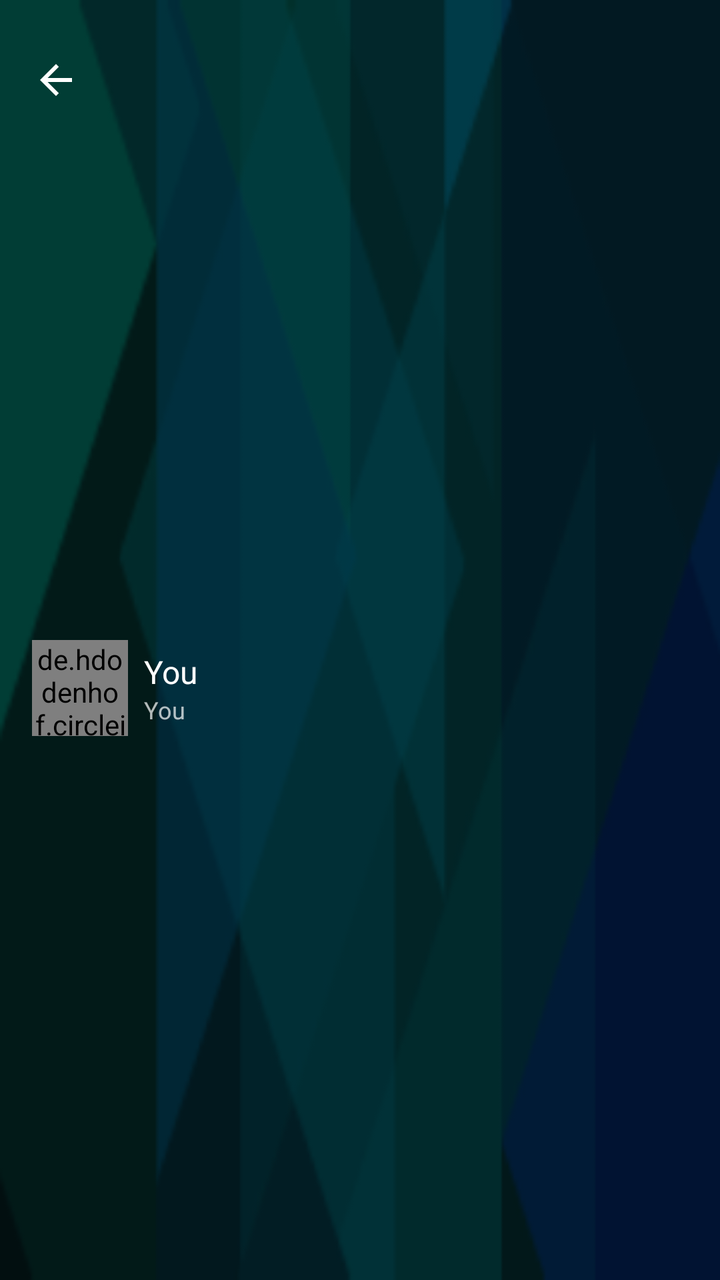
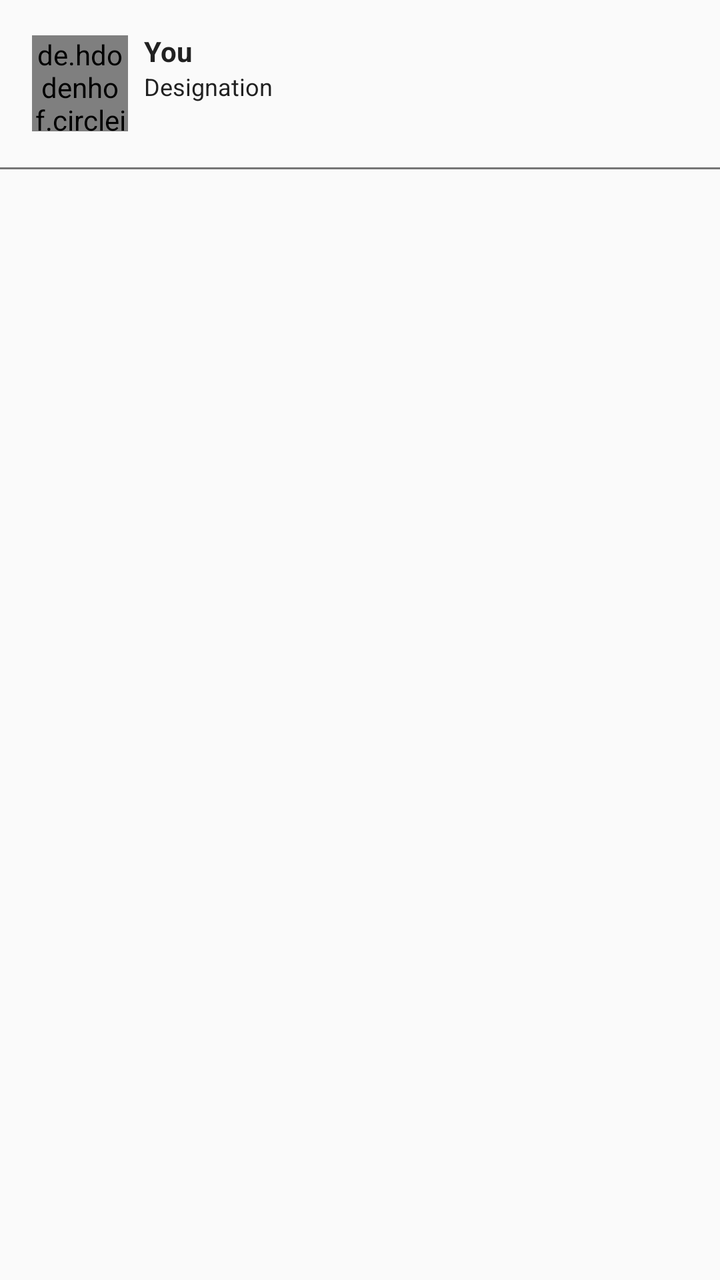

The first picture is an Android layout as it rendered before a commit; the second is the same layout after the commit. The layout source and the unified diff follow.
<!-- AndroidManifest.xml: application theme AppTheme -->
<!-- res/layout/nav_header_main.xml -->
<?xml version="1.0" encoding="utf-8"?>
<LinearLayout xmlns:android="http://schemas.android.com/apk/res/android"
              xmlns:app="http://schemas.android.com/apk/res-auto"
              android:layout_width="match_parent"
              android:layout_height="160dp"
              android:background="@mipmap/bgx"
              android:orientation="vertical"
              android:paddingBottom="@dimen/activity_vertical_margin"
              android:paddingLeft="@dimen/activity_horizontal_margin"
              android:paddingRight="@dimen/activity_horizontal_margin"
              android:paddingTop="@dimen/activity_vertical_margin"
              android:theme="@style/ThemeOverlay.AppCompat.Dark">

    <ImageView
        android:id="@+id/menuIcon1"
        android:layout_width="48dp"
        android:layout_height="48dp"
        android:background="@color/transparent"
        android:filterTouchesWhenObscured="true"
        android:paddingBottom="12dp"
        android:paddingTop="12dp"
        android:scaleType="fitStart"
        android:src="@mipmap/back"/>

    <LinearLayout
        android:layout_width="match_parent"
        android:layout_height="match_parent"
        android:layout_gravity="bottom"
        android:gravity="center"
        android:orientation="horizontal">

        <de.hdodenhof.circleimageview.CircleImageView
            android:id="@+id/imageView1"
            android:layout_width="48dp"
            android:layout_height="48dp"
            app:civ_border_color="#FF000000"
            app:civ_border_width="1dp"/>


        <LinearLayout
            android:layout_width="match_parent"
            android:layout_height="wrap_content"
            android:layout_marginLeft="8dp"
            android:orientation="vertical">

            <TextView
                android:id="@+id/userNameLeftMenu"
                android:layout_width="match_parent"
                android:layout_height="wrap_content" android:maxLines="1"
                android:text="@string/you" android:textSize="16sp"
                android:textAppearance="@style/TextAppearance.AppCompat.Body1"/>

            <TextView
                android:id="@+id/textViewLocation" android:maxLines="4"
                android:layout_width="match_parent"
                android:layout_height="wrap_content" android:textSize="12sp"
                android:text="@string/you"/>
        </LinearLayout>
    </LinearLayout>
</LinearLayout>
<!-- resources referenced by this layout -->
<resources>
  <color name="transparent">#00000000</color>
  <dimen name="activity_horizontal_margin">16dp</dimen>
  <dimen name="activity_vertical_margin">16dp</dimen>
  <!-- mipmap back: png bitmap (mipmap-xxhdpi, 236 bytes) -->
  <!-- mipmap bgx: png bitmap (mipmap-xhdpi, 9434 bytes) -->
  <string name="you">You</string>
  <style name="AppTheme" parent="Theme.AppCompat.Light.DarkActionBar">
          
          <item name="colorPrimary">@color/colorPrimary</item>
          <item name="colorPrimaryDark">@color/colorPrimaryDark</item>
          <item name="colorAccent">@color/colorAccent</item>
      </style>
  <color name="colorPrimary">#FF6D00</color>
  <color name="colorPrimaryDark">#FF6D00</color>
  <color name="colorAccent">#FFD180</color>
</resources>

<!-- the commit's change to res/layout/nav_header_main.xml (unified diff, before → after) -->
@@ -1,60 +1,75 @@
 <?xml version="1.0" encoding="utf-8"?>
 <LinearLayout xmlns:android="http://schemas.android.com/apk/res/android"
-              xmlns:app="http://schemas.android.com/apk/res-auto"
-              android:layout_width="match_parent"
-              android:layout_height="160dp"
-              android:background="@mipmap/bgx"
-              android:orientation="vertical"
-              android:paddingBottom="@dimen/activity_vertical_margin"
-              android:paddingLeft="@dimen/activity_horizontal_margin"
-              android:paddingRight="@dimen/activity_horizontal_margin"
-              android:paddingTop="@dimen/activity_vertical_margin"
-              android:theme="@style/ThemeOverlay.AppCompat.Dark">
+  xmlns:app="http://schemas.android.com/apk/res-auto"
+  android:layout_width="match_parent"
+  android:layout_height="wrap_content"
+  android:orientation="vertical"
+  android:background="@color/white_edittext"
+  android:paddingTop="@dimen/activity_vertical_margin"
+  android:theme="@style/ThemeOverlay.AppCompat.Dark">
 
-    <ImageView
-        android:id="@+id/menuIcon1"
-        android:layout_width="48dp"
-        android:layout_height="48dp"
-        android:background="@color/transparent"
-        android:filterTouchesWhenObscured="true"
-        android:paddingBottom="12dp"
-        android:paddingTop="12dp"
-        android:scaleType="fitStart"
-        android:src="@mipmap/back"/>
+  <ImageView
+    android:id="@+id/menuIcon1"
+    android:layout_width="48dp"
+    android:layout_height="48dp"
+    android:background="@color/transparent"
+    android:filterTouchesWhenObscured="true"
+    android:scaleType="fitStart"
+    android:src="@mipmap/back"
+    android:visibility="gone" />
+
+  <LinearLayout
+    android:layout_width="match_parent"
+    android:layout_height="wrap_content"
+    android:layout_gravity="bottom"
+    android:layout_marginLeft="16dp"
+    android:layout_marginRight="16dp"
+    android:gravity="center"
+    android:orientation="horizontal">
+
+    <de.hdodenhof.circleimageview.CircleImageView
+      android:id="@+id/imageView1"
+      android:layout_width="48dp"
+      android:layout_height="48dp"
+      app:civ_border_color="#FF000000"
+      app:civ_border_width="1dp" />
+
 
     <LinearLayout
+      android:layout_width="match_parent"
+      android:layout_height="wrap_content"
+      android:layout_marginLeft="8dp"
+      android:gravity="center_vertical"
+      android:orientation="vertical">
+
+      <TextView
+        android:id="@+id/userNameLeftMenu"
         android:layout_width="match_parent"
-        android:layout_height="match_parent"
-        android:layout_gravity="bottom"
-        android:gravity="center"
-        android:orientation="horizontal">
+        android:layout_height="wrap_content"
+        android:text="@string/you"
+        android:textColor="@color/black"
+        android:textStyle="bold"
+        android:textSize="14sp" />
+      <TextView
+        android:id="@+id/userDesignationLeftMenu"
+        android:layout_width="match_parent"
+        android:layout_height="wrap_content"
+        android:text="Designation"
+        android:textColor="@color/black"
+        android:textAppearance="@style/TextAppearance.AppCompat.Body1"
+        android:textSize="12sp" />
 
-        <de.hdodenhof.circleimageview.CircleImageView
-            android:id="@+id/imageView1"
-            android:layout_width="48dp"
-            android:layout_height="48dp"
-            app:civ_border_color="#FF000000"
-            app:civ_border_width="1dp"/>
-
-
-        <LinearLayout
-            android:layout_width="match_parent"
-            android:layout_height="wrap_content"
-            android:layout_marginLeft="8dp"
-            android:orientation="vertical">
-
-            <TextView
-                android:id="@+id/userNameLeftMenu"
-                android:layout_width="match_parent"
-                android:layout_height="wrap_content" android:maxLines="1"
-                android:text="@string/you" android:textSize="16sp"
-                android:textAppearance="@style/TextAppearance.AppCompat.Body1"/>
-
-            <TextView
-                android:id="@+id/textViewLocation" android:maxLines="4"
-                android:layout_width="match_parent"
-                android:layout_height="wrap_content" android:textSize="12sp"
-                android:text="@string/you"/>
-        </LinearLayout>
+      <TextView
+        android:id="@+id/textViewLocation"
+        android:layout_width="match_parent"
+        android:layout_height="wrap_content"
+        android:textColor="@color/secondary_text_color"
+        android:textSize="12sp" />
     </LinearLayout>
+  </LinearLayout>
+  <View
+    android:layout_width="match_parent"
+    android:layout_height="1dp"
+    android:layout_marginTop="16dp"
+    android:background="@color/secondary_text_color" />
 </LinearLayout>
<!-- resource entries referenced after the edit -->
@@ -1,10 +1,11 @@
 <!-- resources referenced by this layout -->
 <resources>
+  <color name="black">#212121</color>
+  <color name="secondary_text_color">#757575</color>
   <color name="transparent">#00000000</color>
-  <dimen name="activity_horizontal_margin">16dp</dimen>
+  <color name="white_edittext">#fafafa</color>
   <dimen name="activity_vertical_margin">16dp</dimen>
   <!-- mipmap back: png bitmap (mipmap-xxhdpi, 236 bytes) -->
-  <!-- mipmap bgx: png bitmap (mipmap-xhdpi, 9434 bytes) -->
   <string name="you">You</string>
   <style name="AppTheme" parent="Theme.AppCompat.Light.DarkActionBar">
           
